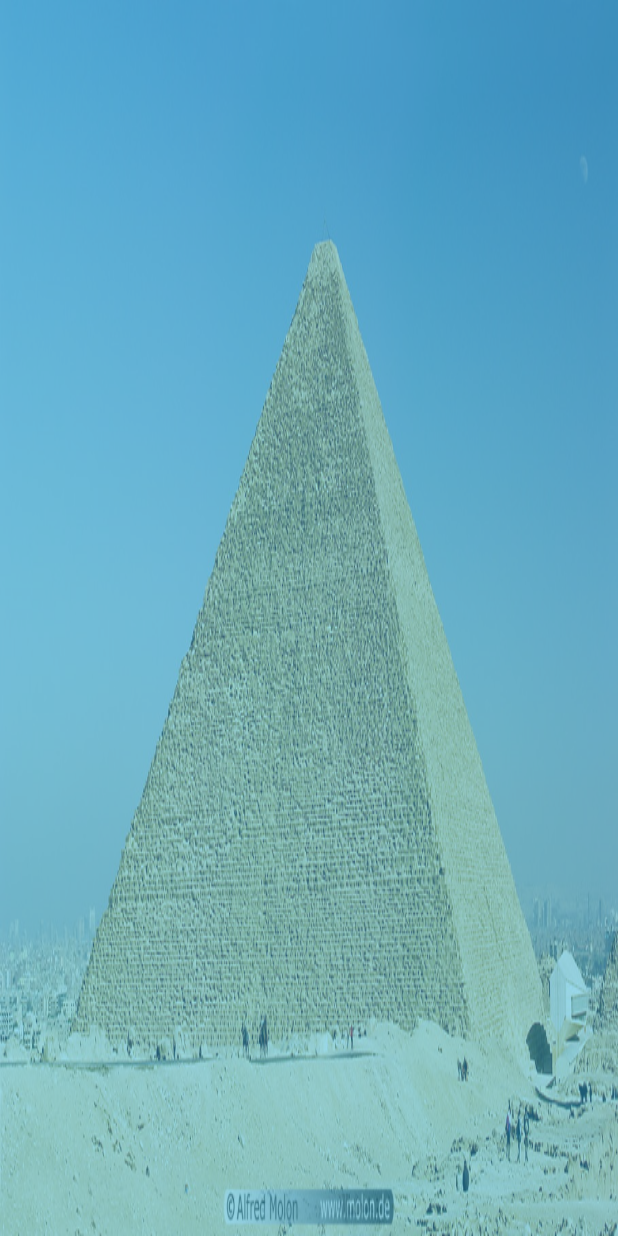
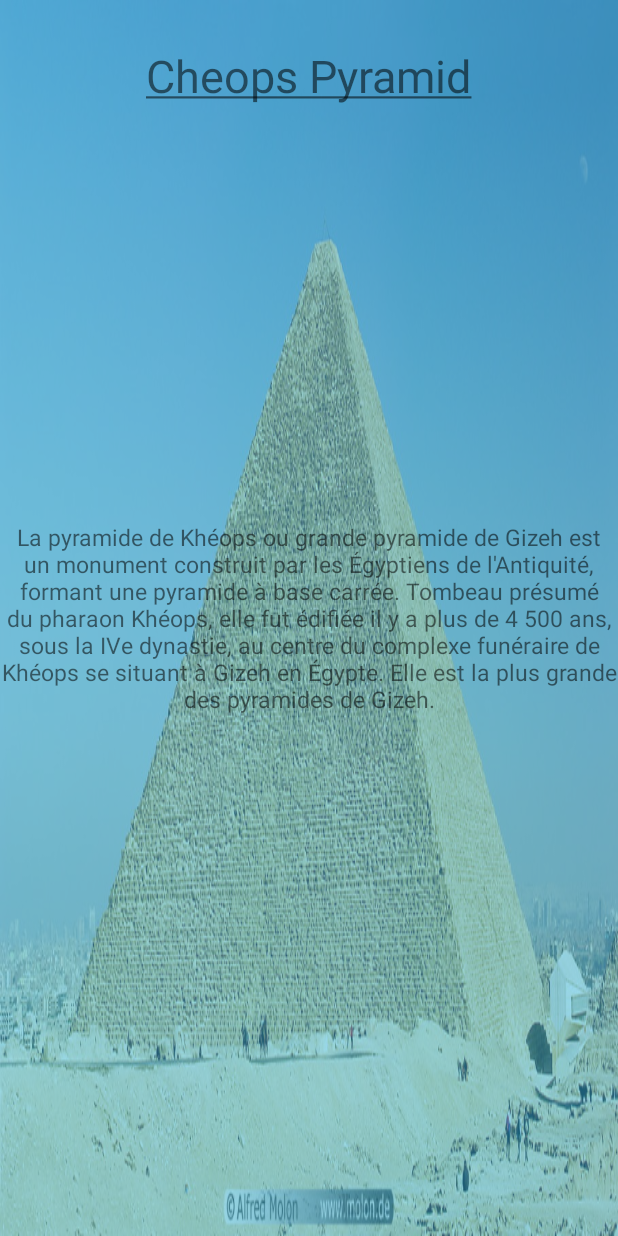
Before and after one commit to eslamhossam23/app, an Android app: the screen it shows after launch (ScreenSlidePagerActivity), on a phone screen of 412 x 824 dp. Run offline under Robolectric (Android 15) with nearby library versions, the phone set to English and light mode, and no system bars.

Commit message:
Working sliding method.

```diff
--- /dev/null
+++ b/src/main/java/com/timprojet/affichagedinformationssuruneimage/Arrow.java
@@ -0,0 +1,33 @@
+package com.timprojet.affichagedinformationssuruneimage;
+
+import android.content.Context;
+import android.graphics.Bitmap;
+import android.graphics.BitmapFactory;
+import android.graphics.Canvas;
+import android.graphics.Paint;
+import android.util.AttributeSet;
+import android.view.View;
+
+/**
+ * Created by Havoc on 0008-08-11-2016.
+ */
+
+public class Arrow extends View {
+    public Bitmap bitmap = BitmapFactory.decodeResource(getResources(), R.drawable.arrow);
+    public Paint paint = new Paint();
+
+    public Arrow(Context context, AttributeSet attrs) {
+        super(context, attrs);
+    }
+
+    @Override
+    protected void onDraw(Canvas canvas) {
+        super.onDraw(canvas);
+        canvas.drawBitmap(bitmap, getWidth()/4, 0, paint);
+    }
+
+    @Override
+    protected void onMeasure(int widthMeasureSpec, int heightMeasureSpec) {
+        super.onMeasure(widthMeasureSpec, heightMeasureSpec);
+    }
+}
--- a/src/main/java/com/timprojet/affichagedinformationssuruneimage/ScreenSlidePageFragment.java
+++ b/src/main/java/com/timprojet/affichagedinformationssuruneimage/ScreenSlidePageFragment.java
@@ -3,19 +3,38 @@ package com.timprojet.affichagedinformationssuruneimage;
 import android.os.Bundle;
 import android.support.annotation.Nullable;
 import android.support.v4.app.Fragment;
+import android.text.Spannable;
+import android.text.SpannableString;
+import android.text.style.UnderlineSpan;
 import android.view.LayoutInflater;
 import android.view.View;
 import android.view.ViewGroup;
+import android.widget.TextView;
 
 /**
  * Created by Havoc on 0006-06-11-2016.
  */
 
 public class ScreenSlidePageFragment extends Fragment {
+
+
+    public ScreenSlidePageFragment(){
+        super();
+    }
+
     @Nullable
     @Override
     public View onCreateView(LayoutInflater inflater, @Nullable ViewGroup container, @Nullable Bundle savedInstanceState) {
         ViewGroup rootView = (ViewGroup) inflater.inflate(R.layout.fragment_screen_slide_page, container, false);
+        if(this.getArguments().get("title") != null){
+            TextView title = (TextView)rootView.findViewById(R.id.title);
+            SpannableString underlined = new SpannableString((this.getArguments().get("title")).toString());
+            underlined.setSpan(new UnderlineSpan(), 0,  underlined.length(), 0);
+            title.setText(underlined);
+            TextView content = (TextView)rootView.findViewById(R.id.content);
+            content.setText((this.getArguments().get("content")).toString());
+        }
+
         return rootView;
     }
 
--- a/src/main/java/com/timprojet/affichagedinformationssuruneimage/ScreenSlidePagerActivity.java
+++ b/src/main/java/com/timprojet/affichagedinformationssuruneimage/ScreenSlidePagerActivity.java
@@ -1,6 +1,7 @@
 package com.timprojet.affichagedinformationssuruneimage;
 
 import android.os.Bundle;
+import android.support.annotation.LayoutRes;
 import android.support.v4.app.Fragment;
 import android.support.v4.app.FragmentActivity;
 import android.support.v4.app.FragmentManager;
@@ -8,12 +9,14 @@ import android.support.v4.app.FragmentStatePagerAdapter;
 import android.support.v4.view.PagerAdapter;
 import android.support.v4.view.ViewPager;
 import android.util.Log;
+import android.widget.RelativeLayout;
+import android.widget.TextView;
 
 public class ScreenSlidePagerActivity extends FragmentActivity {
     /**
      * The number of pages (wizard steps) to show in this demo.
      */
-    private static final int NUM_PAGES = 5;
+    private static final int NUM_PAGES = 3;
 
     /**
      * The pager widget, which handles animation and allows swiping horizontally to access previous
@@ -61,7 +64,35 @@ public class ScreenSlidePagerActivity extends FragmentActivity {
 
         @Override
         public Fragment getItem(int position) {
-            return new ScreenSlidePageFragment();
+            ScreenSlidePageFragment screenSlidePageFragment = new ScreenSlidePageFragment();
+            Bundle args = new Bundle();
+            screenSlidePageFragment.setArguments(args);
+            switch (position){
+                case 0:  args.putString("title", "Cheops Pyramid");
+                         args.putString("content", "La pyramide de Khéops ou grande pyramide de Gizeh est un monument construit par les Égyptiens de l'Antiquité, formant une pyramide à base carrée. Tombeau présumé du pharaon Khéops, elle fut édifiée il y a plus de 4 500 ans, sous la IVe dynastie, au centre du complexe funéraire de Khéops se situant à Gizeh en Égypte. Elle est la plus grande des pyramides de Gizeh.");
+                         args.putInt("position", position);
+                        return screenSlidePageFragment;
+                case 1: args.putString("title", "Informations utiles");
+                    args.putString("content", "Commanditaire\tKhéops\n" +
+                            "IVe dynastie\n" +
+                            "Autre nom\tȝḫt ḫwfw\n" +
+                            "L'horizon de Khéops\n" +
+                            "Construction\tvers 2560 av. J.-C.\n" +
+                            "Type\tPyramide à faces lisses\n" +
+                            "Hauteur\tinitiale 146,58 mètres (~ 280 coudées) aujourd'hui 137 mètres\n" +
+                            "Base\t~ 230,35 mètres (~ 440 coudées)\n" +
+                            "Volume\t2 592 341 m³\n" +
+                            "Inclinaison\t51°50'34\"\n" +
+                            "Pente\t14/11\n");
+                    args.putInt("position", position);
+                    return screenSlidePageFragment;
+                case 2: args.putString("title", "Description");
+                    args.putString("content", "Ce monument forme une pyramide à base carrée de 440 coudées royales anciennes, soit environ 230,5 mètres. Les valeurs empiriques d'aujourd'hui sont au sud de 230,454 m ; au nord 230,253 m ; à l'ouest 230,357 m ; à l'est 230,394 m, soit une erreur pour obtenir un carré parfait de seulement 0,05 %.");
+                    args.putInt("position", position);
+                    return screenSlidePageFragment;
+
+                default: return screenSlidePageFragment;
+            }
         }
 
         @Override
--- a/src/main/res/layout/activity_screen_slide.xml
+++ b/src/main/res/layout/activity_screen_slide.xml
@@ -1,5 +1,6 @@
 <?xml version="1.0" encoding="utf-8"?>
 <LinearLayout xmlns:android="http://schemas.android.com/apk/res/android"
+    android:background="@drawable/cheopspyramid"
     android:orientation="vertical" android:layout_width="match_parent"
     android:layout_height="match_parent">
 
--- a/src/main/res/layout/fragment_screen_slide_page.xml
+++ b/src/main/res/layout/fragment_screen_slide_page.xml
@@ -1,14 +1,15 @@
 <?xml version="1.0" encoding="utf-8"?>
 <RelativeLayout xmlns:android="http://schemas.android.com/apk/res/android"
     xmlns:tools="http://schemas.android.com/tools"
+    android:id="@+id/relativeLayout"
     android:orientation="vertical" android:layout_width="match_parent"
     android:layout_height="match_parent">
 
-    <com.timprojet.affichagedinformationssuruneimage.ImageView
-        android:id="@+id/imageView"
-        android:layout_width="match_parent"
-        android:layout_height="match_parent"
-       />
+    <!--<com.timprojet.affichagedinformationssuruneimage.ImageView-->
+        <!--android:id="@+id/imageView"-->
+        <!--android:layout_width="match_parent"-->
+        <!--android:layout_height="match_parent"-->
+       <!--/>-->
 
     <com.timprojet.affichagedinformationssuruneimage.TransparentBackground
         android:id="@+id/transparentBackground"
@@ -19,6 +20,37 @@
         android:background="@android:color/holo_blue_light"
        />
 
+    <TextView
+        android:id="@+id/title"
+        android:layout_width="wrap_content"
+        android:layout_height="wrap_content"
+        android:layout_centerHorizontal="true"
+        android:layout_marginTop="30dp"
+        android:textSize="30sp"
+        />
+
+    <TextView
+        android:id="@+id/content"
+        android:layout_width="wrap_content"
+        android:layout_height="wrap_content"
+        android:layout_centerHorizontal="true"
+        android:layout_centerVertical="true"
+        android:textSize="15sp"
+        android:textAlignment="center"
+        />
+
+    <!--<com.timprojet.affichagedinformationssuruneimage.Arrow-->
+        <!--android:layout_width="wrap_content"-->
+        <!--android:layout_height="wrap_content"-->
+        <!--android:layout_below="@+id/content"-->
+        <!--android:layout_marginTop="30dp"-->
+       <!--/>-->
+    <!--<com.timprojet.affichagedinformationssuruneimage.Arrow-->
+        <!--android:layout_width="wrap_content"-->
+        <!--android:layout_height="wrap_content"-->
+        <!--android:rotation="180"-->
+        <!--/>-->
+
 
 
 
```
Also changed, not shown: src/main/res/drawable/arrow.png (added), 2 other files.
